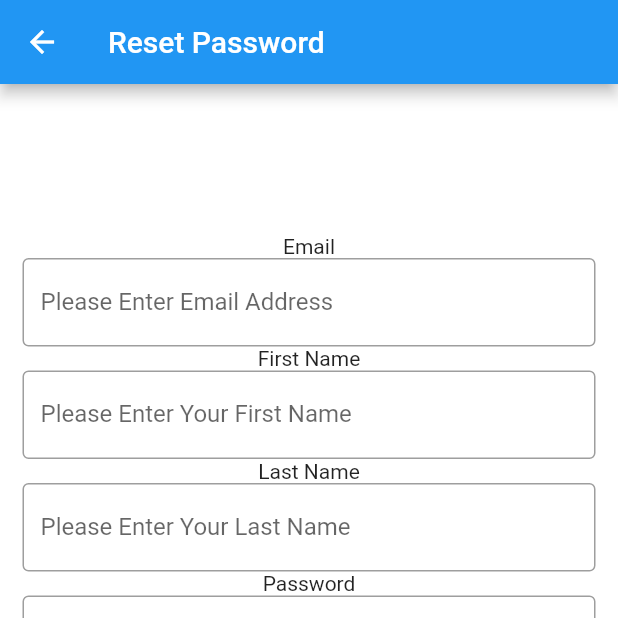
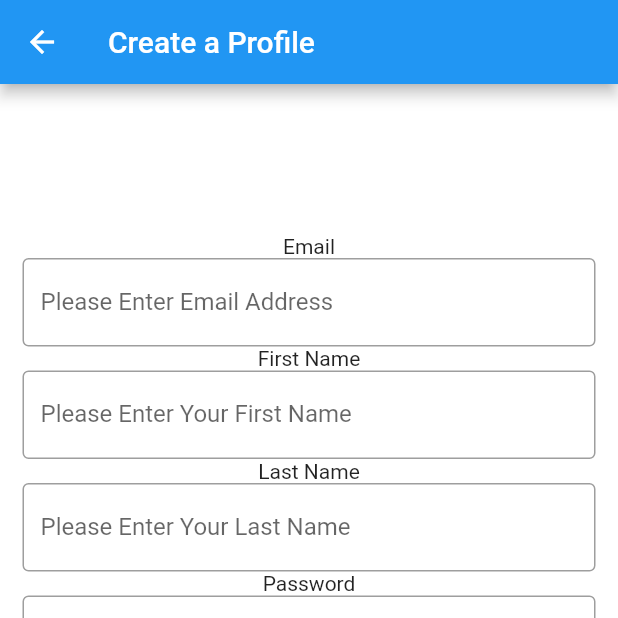
Before and after one commit to aliciakiser/Coach_Link, a Flutter app: the NewUserPage screen opened directly, on a phone screen of 412 x 824 dp, the top half of it. Run offline on Flutter 3.47's test engine with Material 2 defaults, Android fonts, the phone set to English and light mode, and no system bars; our stand-ins replace cloud_firestore, firebase_auth, firebase_core, sqflite; accounts and stored records are empty.

Commit message:
Update newProfile.dart

```diff
--- a/coach_link/lib/Views/newProfile.dart
+++ b/coach_link/lib/Views/newProfile.dart
@@ -56,7 +56,7 @@ class _NewUserPageState extends State<NewUserPage> {
     return Scaffold(
       backgroundColor: Colors.white,
       appBar: AppBar(
-        title: const Text("Reset Password"),
+        title: const Text("Create a Profile"),
       ),
       body: SingleChildScrollView(
         child: Column(
```
